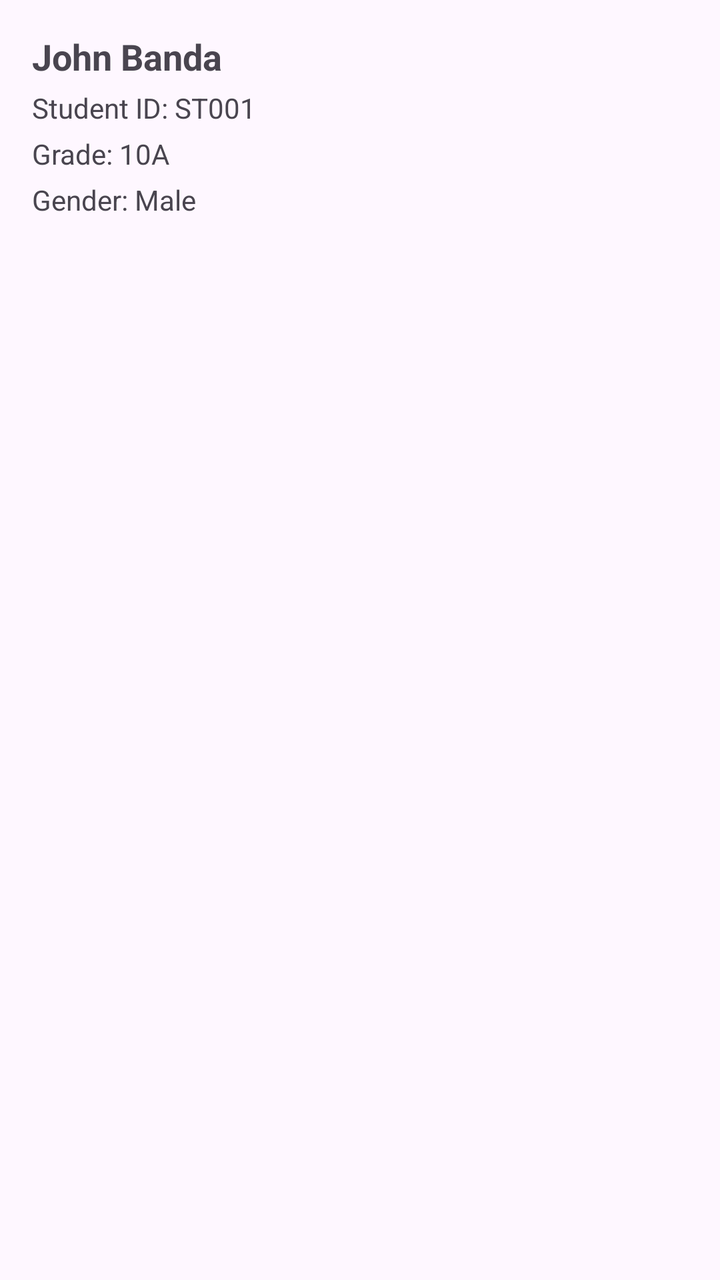
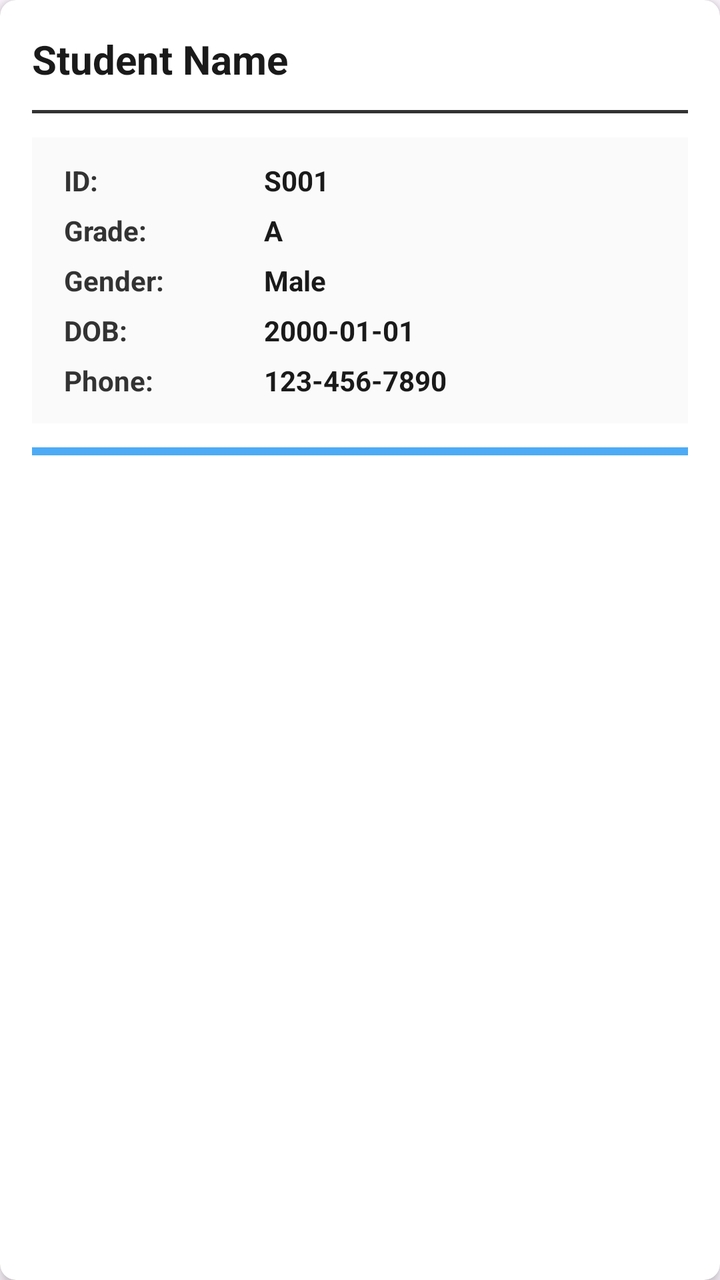

Compare the two renders of this Android layout. The source of the first and the diff that turns it into the second are given below.
<!-- AndroidManifest.xml: application theme Theme.StudentApplication -->
<!-- res/layout/item_student.xml -->
<?xml version="1.0" encoding="utf-8"?>
<LinearLayout xmlns:android="http://schemas.android.com/apk/res/android"
    android:layout_width="match_parent"
    android:layout_height="wrap_content"
    android:orientation="vertical"
    android:padding="16dp"
    android:layout_marginBottom="8dp">

    <TextView
        android:id="@+id/tvStudentName"
        android:layout_width="match_parent"
        android:layout_height="wrap_content"
        android:text="John Banda"
        android:textSize="18sp"
        android:textStyle="bold" />

    <TextView
        android:id="@+id/tvStudentId"
        android:layout_width="match_parent"
        android:layout_height="wrap_content"
        android:text="Student ID: ST001"
        android:layout_marginTop="4dp" />

    <TextView
        android:id="@+id/tvStudentGrade"
        android:layout_width="match_parent"
        android:layout_height="wrap_content"
        android:text="Grade: 10A"
        android:layout_marginTop="4dp" />

    <TextView
        android:id="@+id/tvStudentGender"
        android:layout_width="match_parent"
        android:layout_height="wrap_content"
        android:text="Gender: Male"
        android:layout_marginTop="4dp" />

</LinearLayout>
<!-- resources referenced by this layout -->
<resources>
  <style name="Theme.StudentApplication" parent="Base.Theme.StudentApplication" />
  <style name="Base.Theme.StudentApplication" parent="Theme.Material3.DayNight.NoActionBar">
          
          
      </style>
</resources>

<!-- the commit's change to res/layout/item_student.xml (unified diff, before → after) -->
@@ -1,38 +1,192 @@
 <?xml version="1.0" encoding="utf-8"?>
-<LinearLayout xmlns:android="http://schemas.android.com/apk/res/android"
+<androidx.cardview.widget.CardView xmlns:android="http://schemas.android.com/apk/res/android"
+    xmlns:app="http://schemas.android.com/apk/res-auto"
     android:layout_width="match_parent"
     android:layout_height="wrap_content"
-    android:orientation="vertical"
-    android:padding="16dp"
-    android:layout_marginBottom="8dp">
+    android:layout_marginStart="8dp"
+    android:layout_marginEnd="8dp"
+    android:layout_marginTop="4dp"
+    android:layout_marginBottom="4dp"
+    app:cardCornerRadius="8dp"
+    app:cardElevation="4dp"
+    app:cardBackgroundColor="@android:color/white">
 
-    <TextView
-        android:id="@+id/tvStudentName"
+    <LinearLayout
         android:layout_width="match_parent"
         android:layout_height="wrap_content"
-        android:text="John Banda"
-        android:textSize="18sp"
-        android:textStyle="bold" />
+        android:orientation="vertical"
+        android:padding="16dp">
 
-    <TextView
-        android:id="@+id/tvStudentId"
-        android:layout_width="match_parent"
-        android:layout_height="wrap_content"
-        android:text="Student ID: ST001"
-        android:layout_marginTop="4dp" />
+        
+        <TextView
+            android:id="@+id/tvStudentName"
+            android:layout_width="match_parent"
+            android:layout_height="wrap_content"
+            android:text="Student Name"
+            android:textSize="20sp"
+            android:textStyle="bold"
+            android:textColor="#1A1A1A"
+            android:layout_marginBottom="8dp" />
 
-    <TextView
-        android:id="@+id/tvStudentGrade"
-        android:layout_width="match_parent"
-        android:layout_height="wrap_content"
-        android:text="Grade: 10A"
-        android:layout_marginTop="4dp" />
+        
+        <View
+            android:layout_width="match_parent"
+            android:layout_height="1.5dp"
+            android:background="#333333"
+            android:layout_marginTop="4dp"
+            android:layout_marginBottom="12dp" />
 
-    <TextView
-        android:id="@+id/tvStudentGender"
-        android:layout_width="match_parent"
-        android:layout_height="wrap_content"
-        android:text="Gender: Male"
-        android:layout_marginTop="4dp" />
+        
+        <LinearLayout
+            android:layout_width="match_parent"
+            android:layout_height="wrap_content"
+            android:orientation="vertical"
+            android:background="#FAFAFA"
+            android:padding="12dp"
+            android:paddingStart="16dp"
+            android:paddingEnd="16dp"
+            android:paddingTop="8dp"
+            android:paddingBottom="8dp"
+            android:radius="4dp">
 
-</LinearLayout>
+            
+            <LinearLayout
+                android:layout_width="match_parent"
+                android:layout_height="wrap_content"
+                android:orientation="horizontal"
+                android:layout_marginBottom="6dp">
+
+                <TextView
+                    android:layout_width="100dp"
+                    android:layout_height="wrap_content"
+                    android:text="ID:"
+                    android:textSize="14sp"
+                    android:textStyle="bold"
+                    android:textColor="#333333" />
+
+                <TextView
+                    android:id="@+id/tvStudentId"
+                    android:layout_width="0dp"
+                    android:layout_height="wrap_content"
+                    android:layout_weight="1"
+                    android:text="S001"
+                    android:textSize="14sp"
+                    android:textColor="#1A1A1A"
+                    android:textStyle="bold" />
+            </LinearLayout>
+
+            
+            <LinearLayout
+                android:layout_width="match_parent"
+                android:layout_height="wrap_content"
+                android:orientation="horizontal"
+                android:layout_marginBottom="6dp">
+
+                <TextView
+                    android:layout_width="100dp"
+                    android:layout_height="wrap_content"
+                    android:text="Grade:"
+                    android:textSize="14sp"
+                    android:textStyle="bold"
+                    android:textColor="#333333" />
+
+                <TextView
+                    android:id="@+id/tvStudentGrade"
+                    android:layout_width="0dp"
+                    android:layout_height="wrap_content"
+                    android:layout_weight="1"
+                    android:text="A"
+                    android:textSize="14sp"
+                    android:textColor="#1A1A1A"
+                    android:textStyle="bold" />
+            </LinearLayout>
+
+            
+            <LinearLayout
+                android:layout_width="match_parent"
+                android:layout_height="wrap_content"
+                android:orientation="horizontal"
+                android:layout_marginBottom="6dp">
+
+                <TextView
+                    android:layout_width="100dp"
+                    android:layout_height="wrap_content"
+                    android:text="Gender:"
+                    android:textSize="14sp"
+                    android:textStyle="bold"
+                    android:textColor="#333333" />
+
+                <TextView
+                    android:id="@+id/tvStudentGender"
+                    android:layout_width="0dp"
+                    android:layout_height="wrap_content"
+                    android:layout_weight="1"
+                    android:text="Male"
+                    android:textSize="14sp"
+                    android:textColor="#1A1A1A"
+                    android:textStyle="bold" />
+            </LinearLayout>
+
+            
+            <LinearLayout
+                android:layout_width="match_parent"
+                android:layout_height="wrap_content"
+                android:orientation="horizontal"
+                android:layout_marginBottom="6dp">
+
+                <TextView
+                    android:layout_width="100dp"
+                    android:layout_height="wrap_content"
+                    android:text="DOB:"
+                    android:textSize="14sp"
+                    android:textStyle="bold"
+                    android:textColor="#333333" />
+
+                <TextView
+                    android:id="@+id/tvStudentDOB"
+                    android:layout_width="0dp"
+                    android:layout_height="wrap_content"
+                    android:layout_weight="1"
+                    android:text="2000-01-01"
+                    android:textSize="14sp"
+                    android:textColor="#1A1A1A"
+                    android:textStyle="bold" />
+            </LinearLayout>
+
+            
+            <LinearLayout
+                android:layout_width="match_parent"
+                android:layout_height="wrap_content"
+                android:orientation="horizontal">
+
+                <TextView
+                    android:layout_width="100dp"
+                    android:layout_height="wrap_content"
+                    android:text="Phone:"
+                    android:textSize="14sp"
+                    android:textStyle="bold"
+                    android:textColor="#333333" />
+
+                <TextView
+                    android:id="@+id/tvStudentPhone"
+                    android:layout_width="0dp"
+                    android:layout_height="wrap_content"
+                    android:layout_weight="1"
+                    android:text="123-456-7890"
+                    android:textSize="14sp"
+                    android:textColor="#1A1A1A"
+                    android:textStyle="bold" />
+            </LinearLayout>
+
+        </LinearLayout>
+
+        
+        <View
+            android:layout_width="match_parent"
+            android:layout_height="4dp"
+            android:background="@color/colorPrimary"
+            android:layout_marginTop="12dp"
+            android:alpha="0.8" />
+
+    </LinearLayout>
+</androidx.cardview.widget.CardView>
<!-- resource entries referenced after the edit -->
@@ -1,5 +1,6 @@
 <!-- resources referenced by this layout -->
 <resources>
+  <color name="colorPrimary">#2196F3</color>
   <style name="Theme.StudentApplication" parent="Base.Theme.StudentApplication" />
   <style name="Base.Theme.StudentApplication" parent="Theme.Material3.DayNight.NoActionBar">
           
